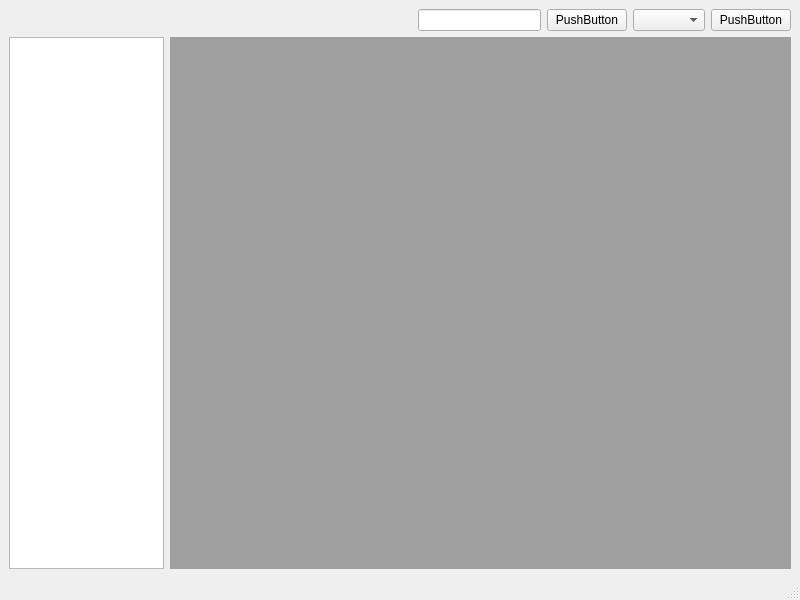
Old version of the form UI/C35NMainWindows.ui in the repository mortersen/C35N.
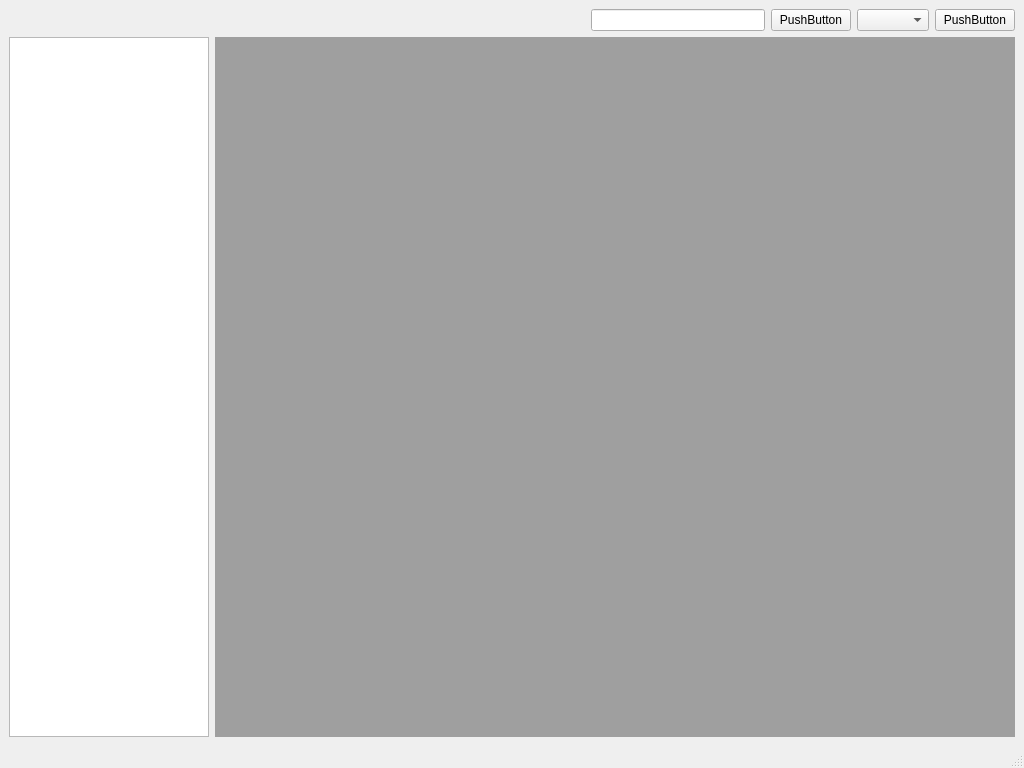
New version of the form.

Commit message: 调整UI

What changed in the file:
```diff
--- a/UI/C35NMainWindows.ui
+++ b/UI/C35NMainWindows.ui
@@ -6,15 +6,15 @@
    <rect>
     <x>0</x>
     <y>0</y>
-    <width>800</width>
-    <height>600</height>
+    <width>1024</width>
+    <height>768</height>
    </rect>
   </property>
   <property name="windowTitle">
    <string>MainWindow</string>
   </property>
   <widget class="QWidget" name="centralwidget">
-   <layout class="QVBoxLayout" name="verticalLayout" stretch="1,6">
+   <layout class="QVBoxLayout" name="verticalLayout" stretch="1,9">
     <item>
      <layout class="QHBoxLayout" name="horizontalLayout" stretch="10,3,1,1,1">
       <item>
```
Left out of the diff: 6 changed lines with no effect on the pictures. The commit also changes 1 other file.
